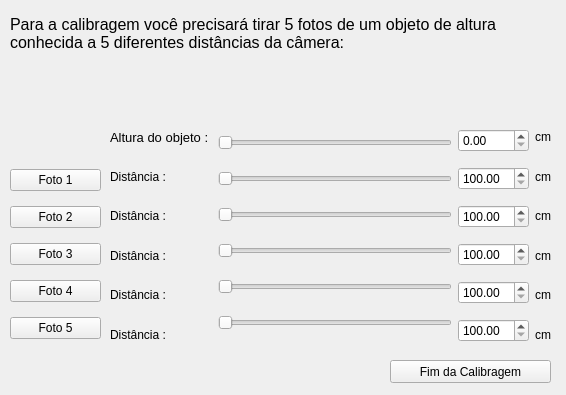
This is sources/janeladecalibragem.ui in mseefelder/barosaurus as Qt 5 draws it before an edit. The edited form follows.
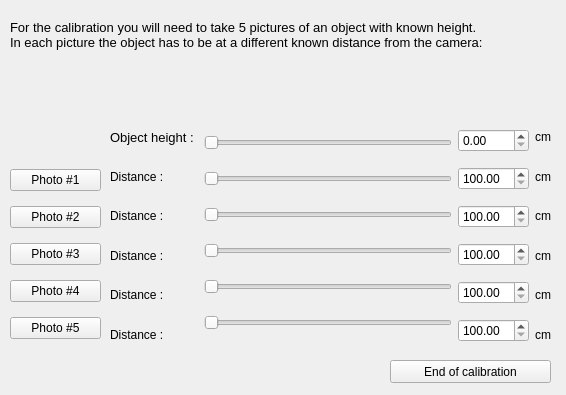
This is the edited form.

Patch:
```diff
--- a/sources/janeladecalibragem.ui
+++ b/sources/janeladecalibragem.ui
@@ -36,7 +36,7 @@
     </rect>
    </property>
    <property name="text">
-    <string>Fim da Calibragem</string>
+    <string>End of calibration</string>
    </property>
   </widget>
   <widget class="QLabel" name="label_3">
@@ -50,12 +50,12 @@
    </property>
    <property name="font">
     <font>
-     <pointsize>12</pointsize>
+     <pointsize>10</pointsize>
     </font>
    </property>
    <property name="text">
-    <string>Para a calibragem você precisará tirar 5 fotos de um objeto de altura
-conhecida a 5 diferentes distâncias da câmera:
+    <string>For the calibration you will need to take 5 pictures of an object with known height.
+In each picture the object has to be at a different known distance from the camera:
 </string>
    </property>
   </widget>
@@ -72,35 +72,35 @@
     <item>
      <widget class="QPushButton" name="pushButton_2">
       <property name="text">
-       <string>Foto 1</string>
+       <string>Photo #1</string>
       </property>
      </widget>
     </item>
     <item>
      <widget class="QPushButton" name="pushButton_3">
       <property name="text">
-       <string>Foto 2</string>
+       <string>Photo #2</string>
       </property>
      </widget>
     </item>
     <item>
      <widget class="QPushButton" name="pushButton_5">
       <property name="text">
-       <string>Foto 3</string>
+       <string>Photo #3</string>
       </property>
      </widget>
     </item>
     <item>
      <widget class="QPushButton" name="pushButton_4">
       <property name="text">
-       <string>Foto 4</string>
+       <string>Photo #4</string>
       </property>
      </widget>
     </item>
     <item>
      <widget class="QPushButton" name="pushButton_6">
       <property name="text">
-       <string>Foto 5</string>
+       <string>Photo #5</string>
       </property>
      </widget>
     </item>
@@ -126,42 +126,42 @@
          </font>
         </property>
         <property name="text">
-         <string>Altura do objeto : </string>
+         <string>Object height : </string>
         </property>
        </widget>
       </item>
       <item>
        <widget class="QLabel" name="label_4">
         <property name="text">
-         <string>Distância :</string>
+         <string>Distance :</string>
         </property>
        </widget>
       </item>
       <item>
        <widget class="QLabel" name="label_10">
         <property name="text">
-         <string>Distância :</string>
+         <string>Distance :</string>
         </property>
        </widget>
       </item>
       <item>
        <widget class="QLabel" name="label_13">
         <property name="text">
-         <string>Distância :</string>
+         <string>Distance :</string>
         </property>
        </widget>
       </item>
       <item>
        <widget class="QLabel" name="label_16">
         <property name="text">
-         <string>Distância :</string>
+         <string>Distance :</string>
         </property>
        </widget>
       </item>
       <item>
        <widget class="QLabel" name="label_15">
         <property name="text">
-         <string>Distância :</string>
+         <string>Distance :</string>
         </property>
        </widget>
       </item>
```
